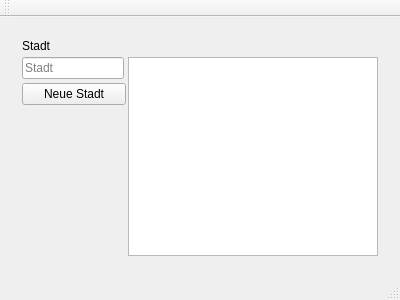
Above: Versuch8/streetplanner.ui from elEnemigo/Versuche before the change. Below: the same form after it.
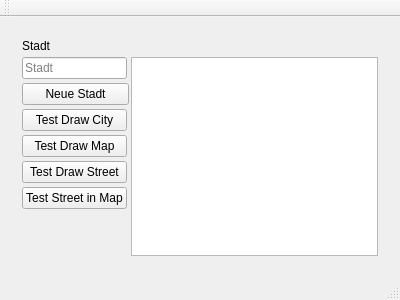
That is the form after the change.

Patch:
```diff
--- a/Versuch8/streetplanner.ui
+++ b/Versuch8/streetplanner.ui
@@ -24,7 +24,21 @@
        <property name="verticalSpacing">
         <number>4</number>
        </property>
+       <item row="4" column="0">
+        <widget class="QPushButton" name="pushButton_3">
+         <property name="text">
+          <string>Test Draw Map</string>
+         </property>
+        </widget>
+       </item>
        <item row="3" column="0">
+        <widget class="QPushButton" name="pushButton_2">
+         <property name="text">
+          <string>Test Draw City</string>
+         </property>
+        </widget>
+       </item>
+       <item row="7" column="0">
         <spacer name="verticalSpacer">
          <property name="orientation">
           <enum>Qt::Vertical</enum>
@@ -37,13 +51,6 @@
          </property>
         </spacer>
        </item>
-       <item row="0" column="0" alignment="Qt::AlignTop">
-        <widget class="QLabel" name="label">
-         <property name="text">
-          <string>Stadt</string>
-         </property>
-        </widget>
-       </item>
        <item row="1" column="0" alignment="Qt::AlignLeft|Qt::AlignTop">
         <widget class="QLineEdit" name="lineEdit">
          <property name="placeholderText">
@@ -58,9 +65,30 @@
          </property>
         </widget>
        </item>
-       <item row="1" column="2" rowspan="3">
+       <item row="0" column="0" alignment="Qt::AlignTop">
+        <widget class="QLabel" name="label">
+         <property name="text">
+          <string>Stadt</string>
+         </property>
+        </widget>
+       </item>
+       <item row="1" column="2" rowspan="7">
         <widget class="QGraphicsView" name="graphicsView"/>
        </item>
+       <item row="5" column="0">
+        <widget class="QPushButton" name="pushButton_4">
+         <property name="text">
+          <string>Test Draw Street</string>
+         </property>
+        </widget>
+       </item>
+       <item row="6" column="0">
+        <widget class="QPushButton" name="pushButton_5">
+         <property name="text">
+          <string>Test Street in Map</string>
+         </property>
+        </widget>
+       </item>
       </layout>
      </widget>
     </item>
@@ -81,7 +109,7 @@
     <enum>TopToolBarArea</enum>
    </attribute>
    <attribute name="toolBarBreak">
-    <bool>true</bool>
+    <bool>false</bool>
    </attribute>
   </widget>
   <widget class="QStatusBar" name="statusBar"/>
```
